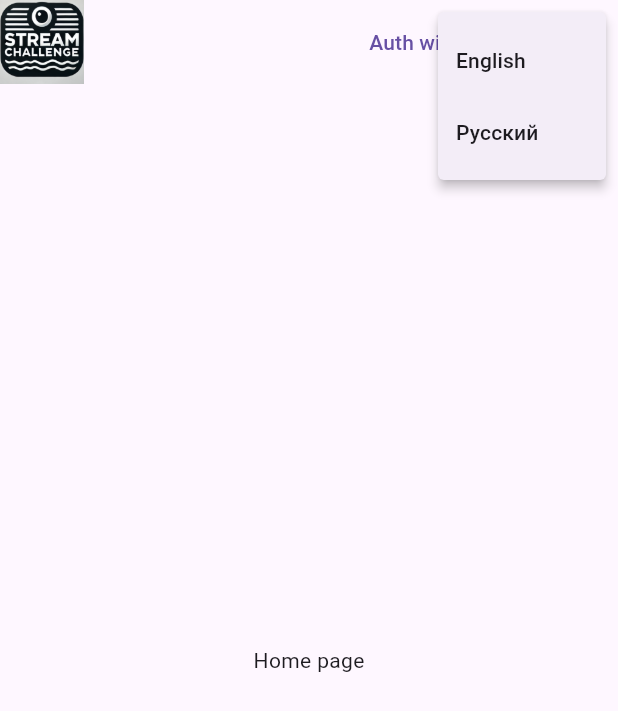
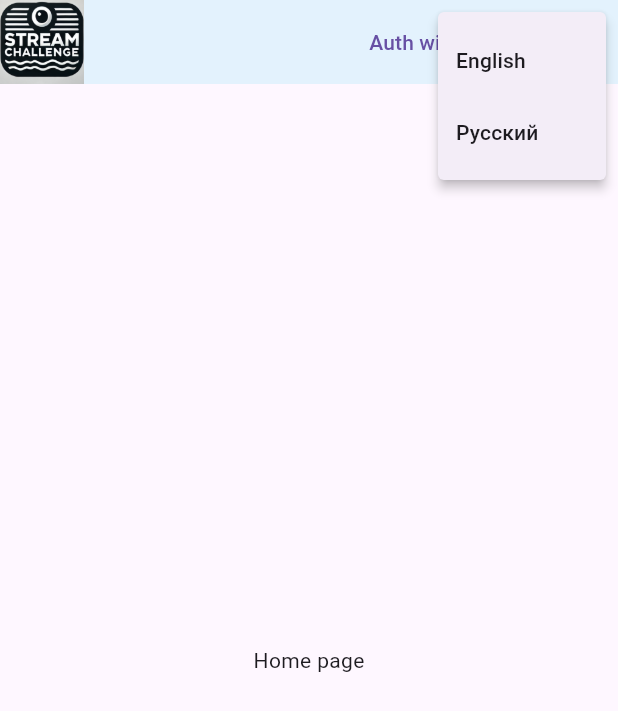
Before and after one commit to haskir/stream_challenger_front, a Flutter app: the screen it shows after launch, after a tap on the "language" icon, on a phone screen of 412 x 824 dp. Shown: the top 711 px of the screen. Run offline on Flutter 3.47's test engine with Material 3 defaults, Android fonts, the phone set to English and light mode, and no system bars; our stand-ins replace equatable, flutter_riverpod, flutter_secure_storage, go_router, jwt_decoder; missing offline and left inert: dart:html; network calls fail.

```diff
--- a/assets/locales/ru.json
+++ b/assets/locales/ru.json
@@ -8,5 +8,5 @@
   "logout": "Выйти",
   "My Panel": "Моя панель",
   "Please log in": "Пожалуйста, авторизуйтесь",
-  "No challenges": "Список испытаний пуст"
+  "No challenges.": "Список испытаний пуст"
   }
--- a/lib/core/platform/auth_client.dart
+++ b/lib/core/platform/auth_client.dart
@@ -5,6 +5,7 @@ import 'package:flutter/material.dart';
 import 'package:flutter_riverpod/flutter_riverpod.dart';
 import 'package:jwt_decoder/jwt_decoder.dart';
 import 'package:stream_challenge/core/platform/token_repo.dart';
+import 'package:stream_challenge/providers.dart';
 
 import 'auth_state.dart';
 
@@ -16,11 +17,15 @@ abstract class AuthClient {
 }
 
 class _AuthServiceHTML implements AuthClient {
-  final Uri authUrl = Uri.parse('http://localhost:80/api/auth');
+  late final Uri authUrl;
   String? _token;
   final TokenRepo _tokenRepo = TokenRepo();
 
+  String? get token => _token;
+
   Future<void> init() async {
+    String path = ApiPath.http;
+    authUrl = Uri.parse('$path/api/auth');
     _token = await _tokenRepo.getToken();
     authStateNotifier.value =
         _token == null ? AuthState() : AuthState(user: getUserInfo());
@@ -32,12 +37,11 @@ class _AuthServiceHTML implements AuthClient {
 
   @override
   Future<void> auth(BuildContext context) async {
-    // Создаем Completer для отслеживания завершения аутентификации
     final authCompleter = Completer<void>();
 
     final newWindow = html.window.open(authUrl.toString(), "_blank");
 
-    // Функция для обработки сообщения
+    // Функция для обработки сообщения от API
     void messageHandler(html.Event event) async {
       if (event is html.MessageEvent && event.origin == authUrl.origin) {
         _token = event.data;
@@ -95,4 +99,6 @@ class AuthNotifier extends StateNotifier<AuthState> {
     await _authService.logout();
     state = AuthState.unauthenticated();
   }
+
+  String get token => _authService.token ?? '';
 }
--- a/lib/core/platform/token_repo.dart
+++ b/lib/core/platform/token_repo.dart
@@ -1,10 +1,17 @@
 import 'package:flutter_secure_storage/flutter_secure_storage.dart';
+import 'package:jwt_decoder/jwt_decoder.dart';
 
 class TokenRepo {
   final FlutterSecureStorage _storage = const FlutterSecureStorage();
 
   Future<String?> getToken() async {
-    return await _storage.read(key: 'authToken');
+    String? token = await _storage.read(key: 'authToken');
+    try {
+      JwtDecoder.decode(token!);
+    } catch (e) {
+      return null;
+    }
+    return token;
   }
 
   Future<void> setToken(String token) async {
--- a/lib/main.dart
+++ b/lib/main.dart
@@ -5,6 +5,7 @@ import 'package:flutter_riverpod/flutter_riverpod.dart';
 // ignore: depend_on_referenced_packages
 import 'package:flutter_web_plugins/flutter_web_plugins.dart';
 import 'providers.dart';
+import 'theme.dart';
 
 class StreamChallengeApp extends ConsumerWidget {
   const StreamChallengeApp({super.key});
@@ -20,6 +21,7 @@ class StreamChallengeApp extends ConsumerWidget {
       routeInformationParser: router.routeInformationParser,
       routeInformationProvider: router.routeInformationProvider,
       locale: locale,
+      theme: mainTheme,
       onGenerateTitle: (context) =>
           AppLocalizations.of(context).translate('title'),
       localizationsDelegates: const [
--- a/lib/main_widgets/main_widget.dart
+++ b/lib/main_widgets/main_widget.dart
@@ -56,6 +56,7 @@ class _CustomAppBarState extends ConsumerState<_AppBar> {
       );
     }
     return AppBar(
+      backgroundColor: Colors.blue[50],
       // Левые элементы
       leading: LogoWidget(onTap: () => context.go('/')),
       // Центральные элементы
--- a/lib/providers.dart
+++ b/lib/providers.dart
@@ -29,3 +29,18 @@ final routerProvider = Provider<GoRouter>((ref) {
     ],
   );
 });
+
+class ApiPath {
+  static const url = 'localhost';
+  static const security = false;
+
+  static String get http {
+    if (security) return 'https://$url:443';
+    return 'http://$url:80';
+  }
+
+  static String get ws {
+    if (security) return 'wss://$url:443';
+    return 'ws://$url:80';
+  }
+}
--- /dev/null
+++ b/lib/theme.dart
@@ -0,0 +1,8 @@
+import 'package:flutter/material.dart';
+
+ThemeData mainTheme = ThemeData(
+  primarySwatch: Colors.blue,
+  primaryColor: Colors.blue,
+  primaryColorLight: Colors.blue[200],
+  primaryColorDark: Colors.blue[800],
+);
--- a/pubspec.yaml
+++ b/pubspec.yaml
@@ -27,6 +27,7 @@ dependencies:
   jwt_decoder: ^2.0.1
   provider: ^6.1.2
   flutter_riverpod: ^2.6.1
+  web_socket_channel: ^3.0.1
 
 dev_dependencies:
   flutter_test:
```
Also changed, not shown: lib/feature/streamer_challenges_widget/challenges_actions.dart (+68 -4 lines), lib/feature/streamer_challenges_widget/widgets/list_widget.dart (+56 -25 lines).
